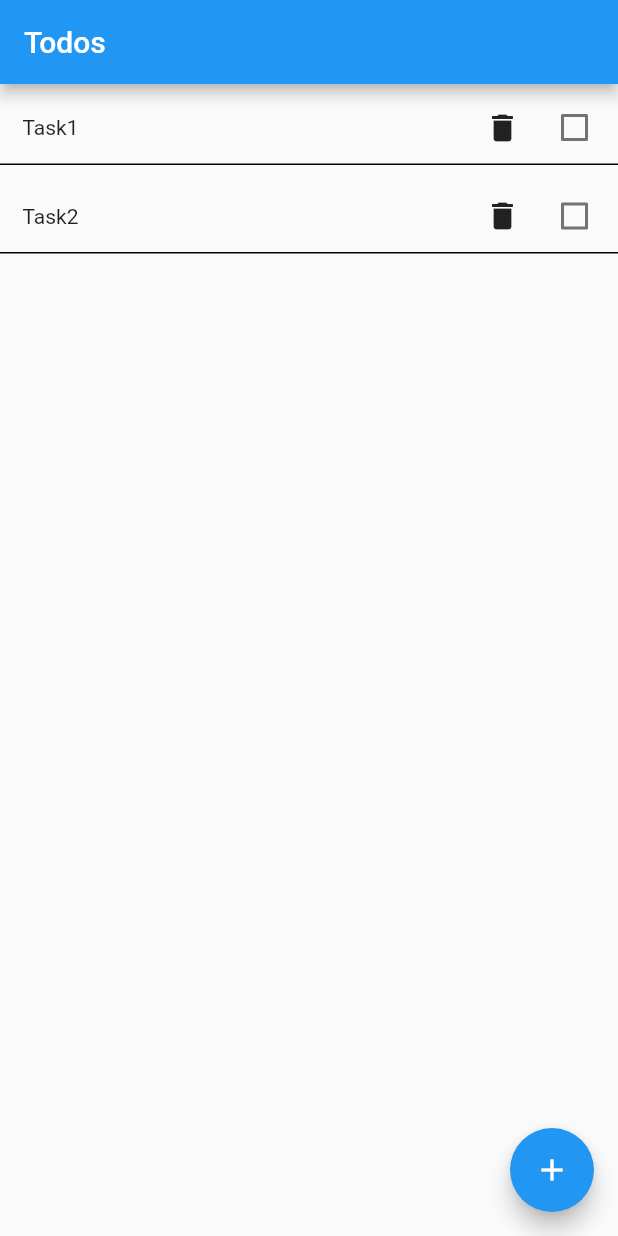
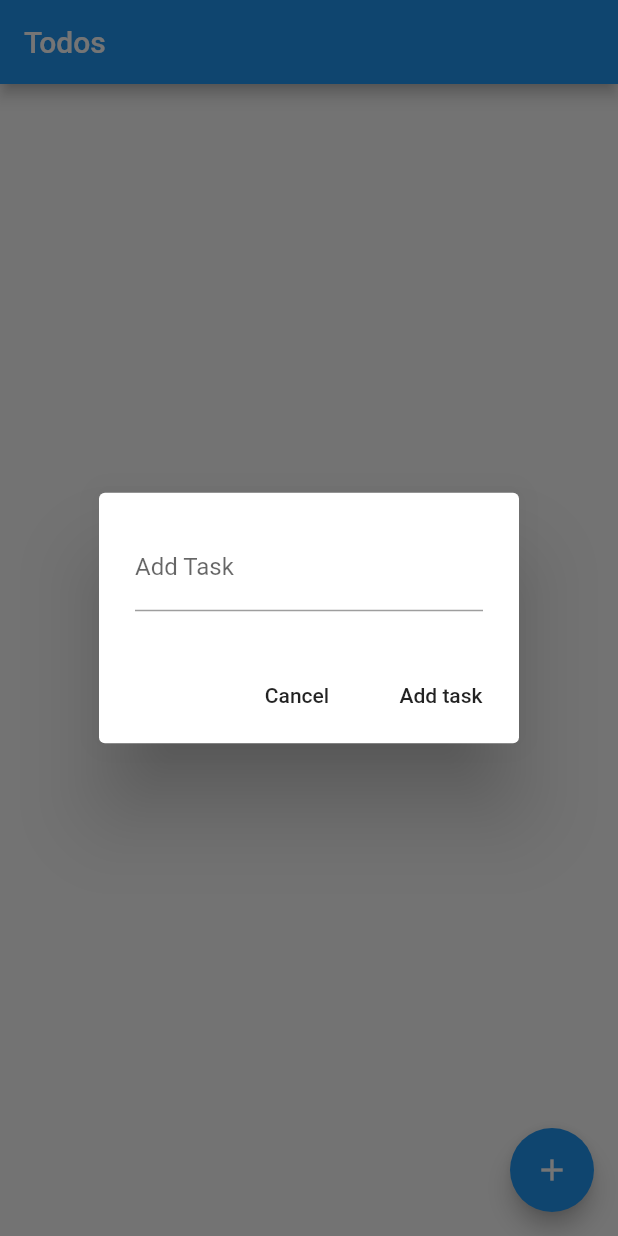
Before and after one commit to dongtanhuy/simple-todo-list-flutter, a Flutter app: the screen it shows after launch, after a tap on the "add" icon, on a phone screen of 412 x 824 dp. Run offline on Flutter 3.47's test engine with Material 2 defaults, Android fonts, the phone set to English and light mode, and no system bars.

Commit message:
Add Dialog, Style done tasks, Render empty text

```diff
--- a/lib/TodoItem.dart
+++ b/lib/TodoItem.dart
@@ -18,31 +18,35 @@ class _TodoItem extends State<TodoItem> {
   _TodoItem(this.text, this.checked);
   void changeChecked(bool value) => setState(() => checked = value);
 
+  TextStyle getTextStyle () => new TextStyle(
+    color: checked ? Colors.red[500] : Colors.black,
+    fontFamily: "Rubik",
+    fontSize: 18.0,
+    decoration: checked ? TextDecoration.lineThrough : TextDecoration.none,
+    decorationColor: Colors.grey[500],
+  );
+
+
   @override
   Widget build(BuildContext context) {
     return new Container (
       padding: const EdgeInsets.only(left: 15, right: 5),
-      margin: const EdgeInsets.only(top:5, bottom:5),
+      margin: const EdgeInsets.only(top:0, bottom:0),
       decoration: new BoxDecoration(
-        border: new Border(top: BorderSide.none, left: BorderSide.none, right: BorderSide.none, bottom: BorderSide(width:1, style: BorderStyle.solid)),
+        border: new Border(top: BorderSide.none, left: BorderSide.none, right: BorderSide.none, bottom: BorderSide(color: Colors.grey[500] ,width:1, style: BorderStyle.solid)),
+        color: checked ? Colors.lightGreenAccent : Colors.transparent,
       ),
       child: Row(
         mainAxisAlignment: MainAxisAlignment.spaceBetween,
         children: <Widget>[
           new Text(
             text,
+            style: getTextStyle(),
           ),
           Container(
               margin: const EdgeInsets.only(left: 40),
               child: Row(
                 children: <Widget>[
-                  IconButton(
-                    icon: Icon(
-                        Icons.delete
-                    ),
-                    tooltip: 'Delete todo',
-                    onPressed: () => print('deleted'),
-                  ),
                   Checkbox(
                     value: checked,
                     onChanged: changeChecked,
--- a/lib/main.dart
+++ b/lib/main.dart
@@ -33,10 +33,55 @@ class TodoList extends StatefulWidget {
 }
 
 class TodoListState extends State<TodoList> {
-  List<Todo> todos =  [
-    new Todo(text: "Task1"),
-    new Todo(text: "Task2"),
-  ];
+  List<Todo> todos = [];
+  String inputText;
+  void onChangeText(value) => setState(() => inputText = value);
+
+  showAddTodoDialog(BuildContext context) {
+    showDialog(
+      context: context,
+      builder: (BuildContext context) {
+        return new AlertDialog(
+          content: new Container(
+            child: new Row(
+              children: <Widget>[
+                new Expanded(
+                  child: new TextField(
+                    decoration: InputDecoration(
+                      labelText: 'Add Task',
+                      hintText: 'Enter task here'
+                    ),
+                    onChanged: onChangeText,
+                  ),
+                )
+              ]
+            ),
+          ),
+          actions: <Widget>[
+            FlatButton(
+              child: const Text('Cancel'),
+              onPressed: () {
+                Navigator.of(context).pop(true);
+              },
+            ),
+            FlatButton(
+              child: const Text('Add task'),
+              onPressed: () {
+                print(inputText);
+                var newTodoObj = new Todo(text: inputText);
+                todos.add(newTodoObj);
+                var updatedTodos = todos;
+                setState(() {
+                  todos = updatedTodos;
+                });
+                Navigator.of(context).pop(true);
+              },
+            ),
+          ],
+        );
+      }
+    );
+  }
 
   @override
   Widget build(BuildContext context) {
@@ -46,16 +91,20 @@ class TodoListState extends State<TodoList> {
         title: Text('Todos'),
       ),
       body: new Center(
-        child: new Column(
+        child: todos.length == 0 ? buildEmpty() : new Column(
           children: buildTodoList(),
         ),
       ),
       floatingActionButton: FloatingActionButton(
         tooltip: 'Increment',
         child: Icon(Icons.add),
-        onPressed: () => print('press'),
+        onPressed: () => showAddTodoDialog(context),
       ),
     );
+  }
+
+  Widget buildEmpty() {
+    return new Text('Empty Task');
   }
 
   List<Widget> buildTodoList() {
```
